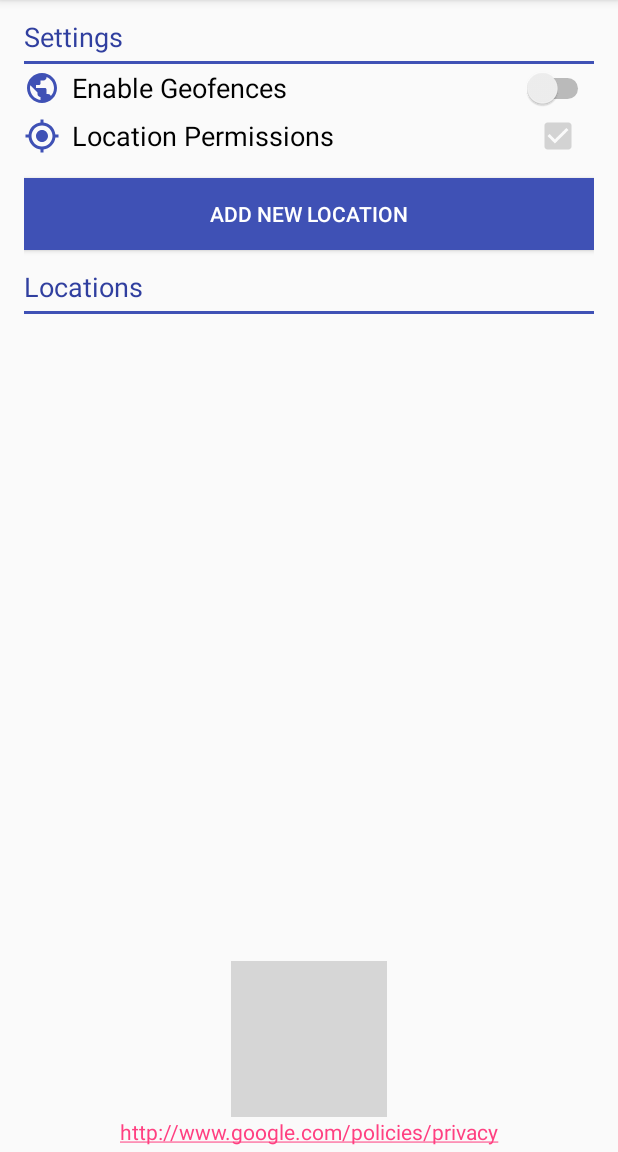
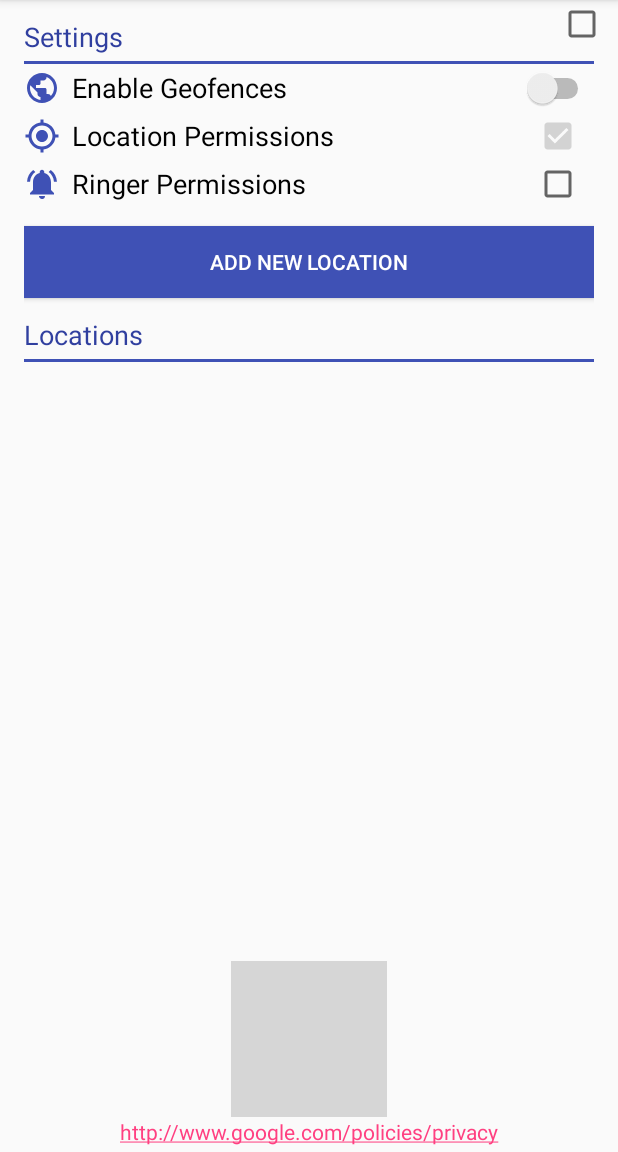
Before and after one commit to nurainiiin/Pendeteksian_Lokasi, an Android app: the screen it shows after launch (MainActivity), on a phone screen of 412 x 824 dp, the part 84-1236 px from its top. Run offline under Robolectric (Android 15) with nearby library versions, the phone set to English and light mode, and no system bars; 2 statements that could not run were skipped; grey boxes are pictures that could not be loaded.

```diff
--- a/app/src/main/java/com/example/android/shushme/MainActivity.java
+++ b/app/src/main/java/com/example/android/shushme/MainActivity.java
@@ -16,7 +16,7 @@ package com.example.android.shushme;
 * limitations under the License.
 */
 
-
+import android.app.NotificationManager;
 import android.content.ContentValues;
 import android.content.Intent;
 import android.content.SharedPreferences;
@@ -242,6 +242,21 @@ public class MainActivity extends AppCompatActivity implements
             locationPermissions.setChecked(true);
             locationPermissions.setEnabled(false);
         }
+
+        CheckBox ringerPermissions = (CheckBox) findViewById(R.id.ringer_permissions_checkbox);
+        NotificationManager nm = (NotificationManager) getSystemService(NOTIFICATION_SERVICE);
+        // Check if the API supports such permission change and check if permission is granted
+        if (android.os.Build.VERSION.SDK_INT >= 24 && !nm.isNotificationPolicyAccessGranted()) {
+            ringerPermissions.setChecked(false);
+        } else {
+            ringerPermissions.setChecked(true);
+            ringerPermissions.setEnabled(false);
+        }
+    }
+
+    public void onRingerPermissionsClicked(View view) {
+        Intent intent = new Intent(android.provider.Settings.ACTION_NOTIFICATION_POLICY_ACCESS_SETTINGS);
+        startActivity(intent);
     }
 
     public void onLocationPermissionClicked(View view) {
--- a/app/src/main/res/layout/activity_main.xml
+++ b/app/src/main/res/layout/activity_main.xml
@@ -95,6 +95,42 @@
             </RelativeLayout>
         </LinearLayout>
 
+        <LinearLayout
+            android:layout_width="match_parent"
+            android:layout_height="wrap_content"
+            android:orientation="horizontal">
+
+            <ImageView
+                android:layout_width="wrap_content"
+                android:layout_height="wrap_content"
+                android:paddingBottom="4dp"
+                android:paddingRight="8dp"
+                android:paddingTop="4dp"
+                android:src="@drawable/ic_notifications_active_primary_24dp" />
+
+            <TextView
+                android:layout_width="wrap_content"
+                android:layout_height="wrap_content"
+                android:layout_gravity="center"
+                android:text="@string/ringer_permissions"
+                android:textAppearance="@style/TextAppearance.AppCompat.Medium"
+                android:textColor="@android:color/black" />
+
+            <RelativeLayout
+                android:layout_width="match_parent"
+                android:layout_height="match_parent">
+
+                <CheckBox
+                    android:id="@+id/ringer_permissions_checkbox"
+                    android:layout_width="wrap_content"
+                    android:layout_height="wrap_content"
+                    android:layout_alignParentRight="true"
+                    android:layout_marginRight="8dp"
+                    android:onClick="onRingerPermissionsClicked" />
+
+            </RelativeLayout>
+        </LinearLayout>
+
         <Button
             android:layout_width="match_parent"
             android:layout_height="wrap_content"
@@ -150,4 +186,27 @@
             android:textAlignment="center" />
     </LinearLayout>
 
+    <LinearLayout
+        android:layout_width="match_parent"
+        android:layout_height="wrap_content"
+        android:layout_alignParentLeft="true"
+        android:layout_alignParentStart="true"
+        android:layout_alignParentTop="true"
+        android:orientation="horizontal">
+
+        <RelativeLayout
+            android:layout_width="match_parent"
+            android:layout_height="match_parent">
+
+            <CheckBox
+                android:id="@+id/ringer_permissions_checkbox"
+                android:layout_width="wrap_content"
+                android:layout_height="wrap_content"
+                android:layout_alignParentRight="true"
+                android:layout_marginRight="8dp"
+                android:onClick="onRingerPermissionsClicked" />
+
+        </RelativeLayout>
+    </LinearLayout>
+
 </RelativeLayout>
--- a/app/src/main/res/values/strings.xml
+++ b/app/src/main/res/values/strings.xml
@@ -9,4 +9,8 @@
     <string name="location_permissions">Location Permissions</string>
     <string name="enable_geofences">Enable Geofences</string>
     <string name="privacy">http://www.google.com/policies/privacy</string>
+    <string name="ringer_permissions">Ringer Permissions</string>
+    <string name="silent_mode_activated">Silent mode activated</string>
+    <string name="touch_to_relaunch">Touch to launch the app.</string>
+    <string name="back_to_normal">Back to normal</string>
 </resources>
```
Also changed, not shown: app/src/main/java/com/example/android/shushme/GeofenceBroadcastReceiver.java (+108 -0 lines).
